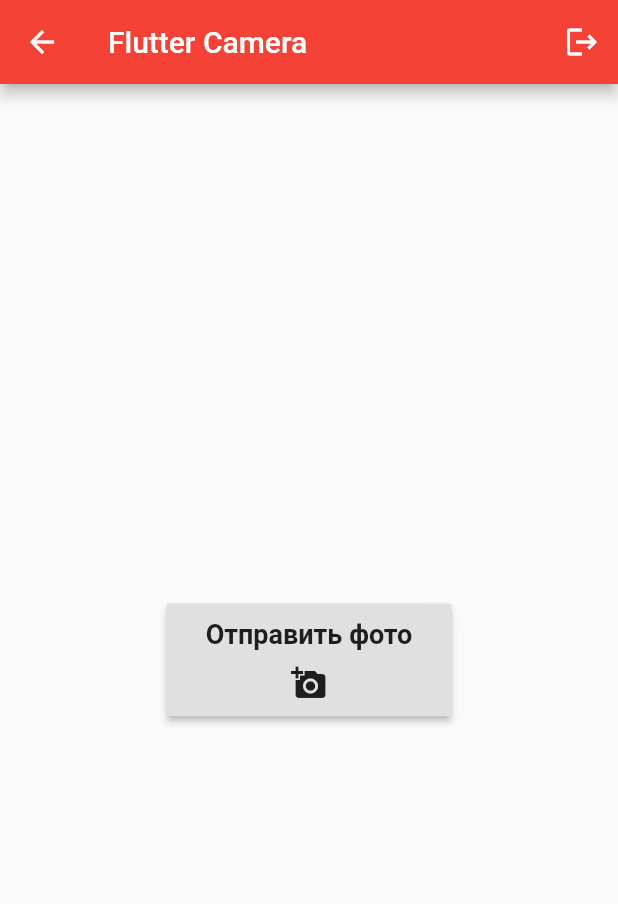
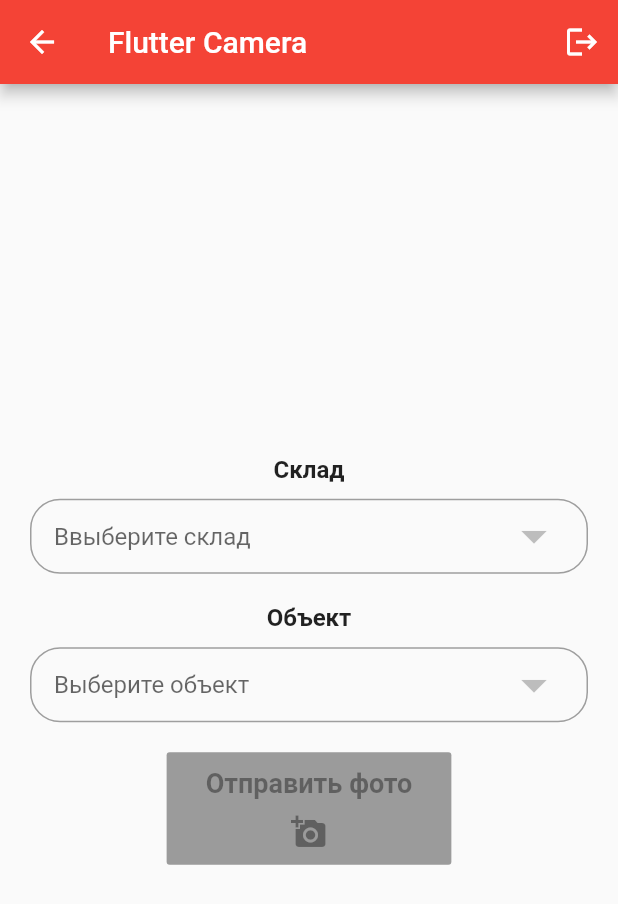
Before and after one commit to HunterGooD/FlutterPhotoSender, a Flutter app: the Home screen opened directly, on a phone screen of 412 x 824 dp. Shown: the top 904 px of the screen. Run offline on Flutter 3.47's test engine with Material 2 defaults, Android fonts, the phone set to English and light mode, and no system bars; our stand-ins replace camera, dio, geolocator; network calls fail.

Commit message:
add fio and select storages

```diff
--- a/lib/data/repository/photo_repository.dart
+++ b/lib/data/repository/photo_repository.dart
@@ -13,6 +13,8 @@ class Repository extends PhotoRepository {
     String fileName = file.path.split('/').last;
 
     FormData data = FormData.fromMap({
+      "object_id": Config.objectID,
+      "storage_id": Config.storageID,
       "longitude": longitude,
       "latitude": latitude,
       "photo": await MultipartFile.fromFile(
--- a/lib/internal/Config.dart
+++ b/lib/internal/Config.dart
@@ -2,4 +2,8 @@
 class Config {
   static final String url = "https://defsgthjyhtgrkj.herokuapp.com";
   static String sessionID = "";
+  static String fio = "";
+
+  static int storageID = -1;
+  static int objectID = -1;
 }
--- a/lib/presentation/authorization.dart
+++ b/lib/presentation/authorization.dart
@@ -45,6 +45,7 @@ class _AuthorizationState extends State<Authorization> {
       Navigator.of(_keyLoader.currentContext, rootNavigator: true).pop();
       if (data["token"] != null) {
         Config.sessionID = data["token"];
+        Config.fio = data["fio"];
         Navigator.of(context).pushNamedAndRemoveUntil("/", (route) => false);
       } else if (data["error"] != null) {
         DialogMessage.showMyDialog(
--- /dev/null
+++ b/lib/presentation/geo.dart
@@ -0,0 +1,31 @@
+import 'package:geolocator/geolocator.dart';
+
+class GeoDate {
+  static Future<Position> determinePosition() async {
+    bool serviceEnabled;
+    LocationPermission permission;
+
+    serviceEnabled = await Geolocator.isLocationServiceEnabled();
+    if (!serviceEnabled) {
+      await Geolocator.openLocationSettings();
+      return Future.error('Location services are disabled.');
+    }
+
+    permission = await Geolocator.checkPermission();
+    if (permission == LocationPermission.deniedForever) {
+      return Future.error(
+          'Location permissions are permantly denied, we cannot request permissions.');
+    }
+
+    if (permission == LocationPermission.denied) {
+      permission = await Geolocator.requestPermission();
+      if (permission != LocationPermission.whileInUse &&
+          permission != LocationPermission.always) {
+        return Future.error(
+            'Location permissions are denied (actual value: $permission).');
+      }
+    }
+    return await Geolocator.getCurrentPosition(
+        desiredAccuracy: LocationAccuracy.high);
+  }
+}
--- a/lib/presentation/home.dart
+++ b/lib/presentation/home.dart
@@ -1,9 +1,13 @@
 import 'package:flutter/cupertino.dart';
 import 'package:flutter/material.dart';
+import 'package:flutter_camera/data/repository/storage_repository.dart';
 import 'package:flutter_camera/internal/Config.dart';
+import 'package:flutter_camera/presentation/DialogLoader.dart';
 import 'package:flutter_camera/presentation/DialogMessage.dart';
 import 'package:flutter_camera/presentation/camera.dart';
 import 'package:camera/camera.dart';
+
+import 'geo.dart';
 
 class Home extends StatefulWidget {
   /// Заголовок приложения
@@ -17,6 +21,10 @@ class Home extends StatefulWidget {
 
 class _HomeState extends State<Home> {
   final GlobalKey<ScaffoldState> _scaffoldKey = GlobalKey<ScaffoldState>();
+  List storages = [];
+  List objects = [];
+  int storage;
+  int object;
 
   void showInSnackBar(String message) {
     // ignore: deprecated_member_use
@@ -28,6 +36,9 @@ class _HomeState extends State<Home> {
   }
 
   void _toCreatePhoto() async {
+    Config.objectID = object;
+    Config.storageID = storage;
+
     final cameras = await availableCameras();
     if (cameras == null) {
       await DialogMessage.showMyDialog(context, "Ошибка",
@@ -47,12 +58,40 @@ class _HomeState extends State<Home> {
   }
 
   @override
+  initState() {
+    super.initState();
+    // получение складов
+    _getStorage();
+  }
+
+  _getStorage() async {
+    final data = await StorageRepo().getStorages();
+    print(data);
+    if (data["storages"] != null) {
+      setState(() {
+        storages = data["storages"];
+      });
+    } else if (data["error"] != null) {
+      DialogMessage.showMyDialog(
+          context, "Ошибка сервера", "Ошибка. ${data['error']}", "Повтор");
+      _getStorage();
+    } else {
+      DialogMessage.showMyDialog(
+          context, "Ошибка", "Проверьте интеренет соединение", "Ок");
+    }
+  }
+
+  @override
   Widget build(BuildContext context) {
+    GeoDate.determinePosition();
     return Scaffold(
       key: _scaffoldKey,
       appBar: AppBar(
         title: Text(widget.title),
         actions: [
+          Padding(
+              padding: EdgeInsets.symmetric(vertical: 20),
+              child: Text(Config.fio)),
           IconButton(
               icon: Icon(
                 Icons.logout,
@@ -60,16 +99,89 @@ class _HomeState extends State<Home> {
               ),
               onPressed: () {
                 Config.sessionID = "";
-                Navigator.pushNamedAndRemoveUntil(context, "/login", (route) => false);
+                Navigator.pushNamedAndRemoveUntil(
+                    context, "/login", (route) => false);
               }),
         ],
       ),
-      body: Center(
+      body: Column(
+        mainAxisAlignment: MainAxisAlignment.center,
+        children: [
+          Text(
+            "Склад",
+            style: TextStyle(fontSize: 16, fontWeight: FontWeight.bold),
+          ),
+          Padding(
+            padding:
+                const EdgeInsets.only(bottom: 20, right: 20, left: 20, top: 10),
+            child: Container(
+              padding: EdgeInsets.symmetric(horizontal: 15),
+              decoration: BoxDecoration(
+                  border: Border.all(color: Colors.grey, width: 1),
+                  borderRadius: BorderRadius.circular(20)),
+              child: DropdownButton(
+                  underline: SizedBox(),
+                  iconSize: 40,
+                  isExpanded: true,
+                  hint: Text("Ввыберите склад"),
+                  onChanged: (newVal) => setState(() {
+                    storage = newVal;
+                          for (dynamic e in storages) {
+                              print(e);
+                              if (e["id"] == newVal) {
+                                objects = e["autos"];
+                                break;
+                              }
+                          }
+                      }),
+                  value: storage,
+                  items: storages.map((val) {
+                    return DropdownMenuItem(
+                      value: val["id"],
                       child: Column(
                         mainAxisAlignment: MainAxisAlignment.center,
                         children: [
+                          Padding(
+                            padding: const EdgeInsets.only(bottom: 5),
+                            child: Text(val["name_storage"]),
+                          ),
+                          Text(val["address"], style: TextStyle(color: Colors.grey,fontSize: 10)),
+                        ],
+                      ),
+                    );
+                  }).toList()),
+            ),
+          ),
+          Text("Объект",
+              style: TextStyle(fontSize: 16, fontWeight: FontWeight.bold)),
+          Padding(
+            padding:
+                const EdgeInsets.only(bottom: 20, right: 20, left: 20, top: 10),
+            child: Container(
+              padding: EdgeInsets.symmetric(horizontal: 15),
+              decoration: BoxDecoration(
+                  border: Border.all(color: Colors.grey, width: 1),
+                  borderRadius: BorderRadius.circular(20)),
+              child: DropdownButton(
+                  underline: SizedBox(),
+                  iconSize: 40,
+                  isExpanded: true,
+                  hint: Text("Выберите объект"),
+                  onChanged: (newVal) => setState(() {
+                    object = newVal;
+                      }),
+                  value: object,
+                  items: objects.map((val) {
+                    return DropdownMenuItem(
+                      value: val["id"],
+                      child: Text(val["name_auto"]),
+                    );
+                  }).toList()),
+            ),
+          ),
           RaisedButton(
-                onPressed: _toCreatePhoto,
+              onPressed:
+                  object != null && storage != null ? _toCreatePhoto : null,
               child: Padding(
                   padding: EdgeInsets.all(10),
                   child: Column(
@@ -86,7 +198,6 @@ class _HomeState extends State<Home> {
                   ))),
         ],
       ),
-      ),
     );
   }
 }
```
Also changed, not shown: lib/data/repository/storage_repository.dart (added, +24 -0 lines), lib/presentation/camera.dart (+4 -28 lines). Lines whose indentation alone changed are shown as unchanged.
